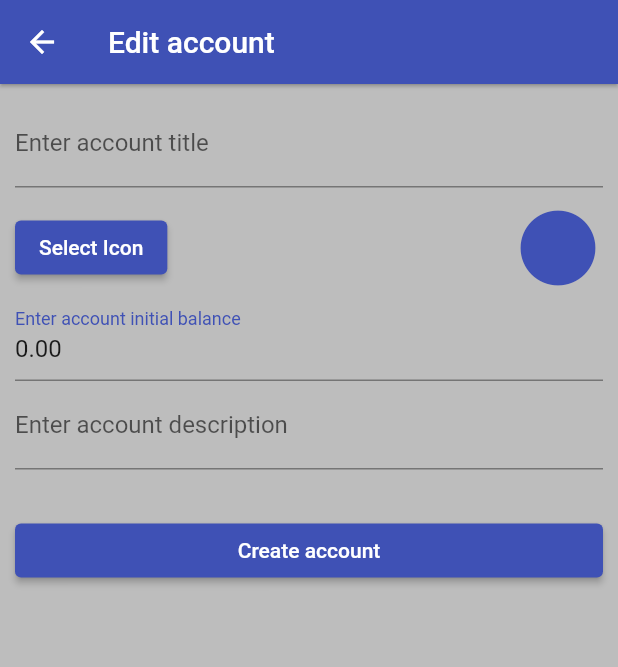
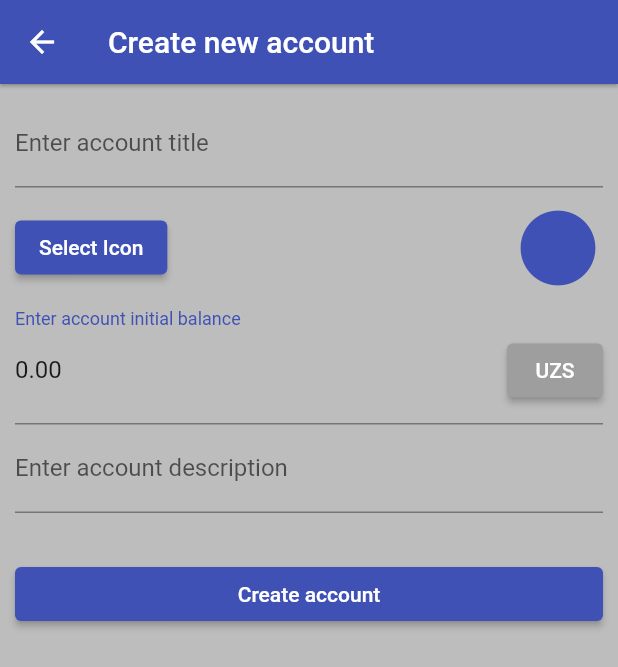
Before and after one commit to achilov1206/finance_control, a Flutter app: the AddEditAccountPage screen opened directly, on a phone screen of 412 x 824 dp. Shown: the top 667 px of the screen. Run offline on Flutter 3.47's test engine with Material 2 defaults, Android fonts, the phone set to English and light mode, and no system bars; our stand-ins replace animated_bottom_navigation_bar, bloc, charts_flutter, equatable, flutter_bloc, hive and 3 more; missing offline and left inert: currency_picker, deep_collection, flutter_iconpicker; accounts and stored records are empty; generated files the repository leaves out were written again.

Commit message:
added currency selector

```diff
--- a/lib/models/account.dart
+++ b/lib/models/account.dart
@@ -13,14 +13,17 @@ class Account extends HiveObject with EquatableMixin {
   final double? balance;
   @HiveField(3)
   final String? description;
+  @HiveField(4)
+  final String? currencyCode;
 
   Account({
     this.title,
     this.icon,
     this.balance,
     this.description,
+    this.currencyCode,
   });
 
   @override
-  List<Object?> get props => [title, icon, balance, description];
+  List<Object?> get props => [title, icon, balance, description, currencyCode];
 }
--- a/lib/pages/add_edit_account_page.dart
+++ b/lib/pages/add_edit_account_page.dart
@@ -7,6 +7,7 @@ import 'package:flutter_gen/gen_l10n/app_localizations.dart';
 import '../models/account.dart';
 import '../widgets/icon_picker.dart';
 import '../widgets/snackbar.dart';
+import '../widgets/currency_picker.dart';
 
 class AddEditAccountPage extends StatefulWidget {
   //Account not null if edit
@@ -31,6 +32,7 @@ class _AddEditAccountPageState extends State<AddEditAccountPage> {
   Map<String, dynamic>? icon;
   double? balance;
   String? description;
+  String? currencySymbol;
 
   @override
   void initState() {
@@ -40,6 +42,7 @@ class _AddEditAccountPageState extends State<AddEditAccountPage> {
       icon = widget.account!.icon;
       balance = widget.account!.balance ?? 0;
       description = widget.account!.description;
+      currencySymbol = widget.account!.currencyCode;
     } else {
       balance = 0;
     }
@@ -51,8 +54,8 @@ class _AddEditAccountPageState extends State<AddEditAccountPage> {
     return Scaffold(
       appBar: AppBar(
         title: isEdit
-            ? Text(AppLocalizations.of(context)!.create_new_account)
-            : Text(AppLocalizations.of(context)!.edit_account),
+            ? Text(AppLocalizations.of(context)!.edit_account)
+            : Text(AppLocalizations.of(context)!.create_new_account),
       ),
       body: Padding(
         padding: const EdgeInsets.symmetric(horizontal: 10, vertical: 10),
@@ -120,6 +123,13 @@ class _AddEditAccountPageState extends State<AddEditAccountPage> {
                         color: Theme.of(context).primaryColor,
                       ),
                     ),
+                    //Select currency
+                    suffix: CurrencyPicker(
+                      onCurrencySelected: (String symbol) {
+                        currencySymbol = symbol;
+                      },
+                      currencySymbol: currencySymbol,
+                    ),
                   ),
                   onSaved: (value) {
                     balance = double.parse(value ?? '0');
@@ -165,6 +175,7 @@ class _AddEditAccountPageState extends State<AddEditAccountPage> {
                           icon: icon,
                           balance: balance,
                           description: description,
+                          currencyCode: currencySymbol,
                         );
                         if (isEdit) {
                           //Update account by key
--- a/lib/pages/home/todays_page.dart
+++ b/lib/pages/home/todays_page.dart
@@ -178,6 +178,9 @@ class _TodayPageState extends State<TodayPage> {
                                         .toStringAsFixed(2),
                                     overflow: TextOverflow.ellipsis,
                                   ),
+                                  trailing: Text(
+                                    accountMap.value.currencyCode!,
+                                  ),
                                   onTap: () {
                                     Navigator.push(
                                       context,
--- a/lib/services/account.dart
+++ b/lib/services/account.dart
@@ -19,12 +19,14 @@ class AccountService {
         icon: Helpers.iconToCodeData(Icons.credit_card),
         balance: 0,
         description: 'Credit card',
+        currencyCode: 'UZS',
       );
       Account cash = Account(
         title: 'Cash',
         icon: Helpers.iconToCodeData(Icons.money),
         balance: 0,
         description: 'Cash',
+        currencyCode: 'UZS',
       );
       await _accounts.add(card);
       await _accounts.add(cash);
--- /dev/null
+++ b/lib/widgets/currency_picker.dart
@@ -0,0 +1,53 @@
+import 'package:flutter/material.dart';
+import 'package:currency_picker/currency_picker.dart';
+
+class CurrencyPicker extends StatefulWidget {
+  final Function onCurrencySelected;
+  final String? currencySymbol;
+  const CurrencyPicker({
+    Key? key,
+    required this.onCurrencySelected,
+    this.currencySymbol,
+  }) : super(key: key);
+
+  @override
+  State<CurrencyPicker> createState() => _CurrencyPickerState();
+}
+
+class _CurrencyPickerState extends State<CurrencyPicker> {
+  String? _currency;
+
+  @override
+  void initState() {
+    _currency = widget.currencySymbol ?? 'UZS';
+    super.initState();
+  }
+
+  @override
+  Widget build(BuildContext context) {
+    return ElevatedButton(
+      style: ButtonStyle(
+        backgroundColor: MaterialStateProperty.all(
+          Colors.grey,
+        ),
+      ),
+      onPressed: () {
+        showCurrencyPicker(
+          context: context,
+          showFlag: true,
+          showSearchField: true,
+          showCurrencyName: true,
+          showCurrencyCode: true,
+          onSelect: (Currency currency) {
+            setState(() {
+              _currency = currency.code;
+            });
+            widget.onCurrencySelected(_currency);
+          },
+          favorite: ['UZS', 'USD'],
+        );
+      },
+      child: Text(_currency!),
+    );
+  }
+}
--- a/pubspec.yaml
+++ b/pubspec.yaml
@@ -44,6 +44,7 @@ dependencies:
   responsive_grid: ^2.1.0
   deep_collection: ^1.0.2
   charts_flutter: ^0.12.0
+  currency_picker: ^2.0.11
   # The following adds the Cupertino Icons font to your application.
   # Use with the CupertinoIcons class for iOS style icons.
   cupertino_icons: ^1.0.2
```
Also changed, not shown: lib/models/account.g.dart, pubspec.lock.
